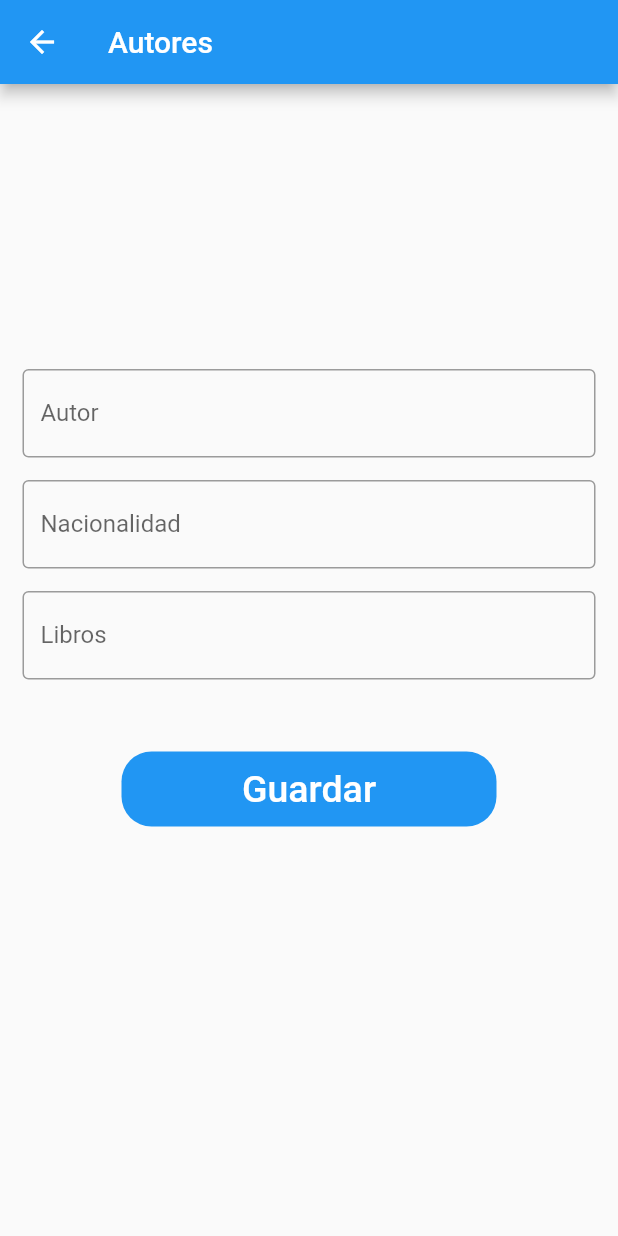
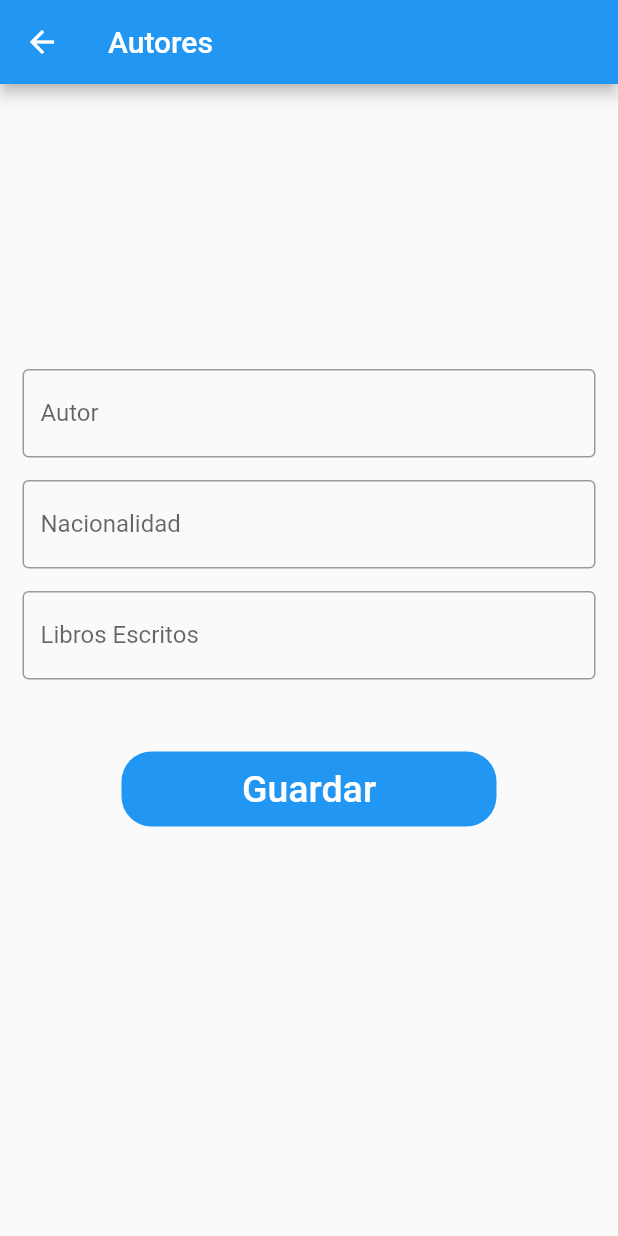
Before and after one commit to angelback12/front-end, a Flutter app: the AutorPage screen opened directly, after a tap on "Guardar", on a phone screen of 412 x 824 dp. Run offline on Flutter 3.47's test engine with Material 2 defaults, Android fonts, the phone set to English and light mode, and no system bars.

Commit message:
servicio de autor implementado

```diff
--- a/lib/src/models/autor_model.dart
+++ b/lib/src/models/autor_model.dart
@@ -31,5 +31,5 @@ class AutorModel {
       {'name': name, 'nation': nation, 'numlib': numlib};
 
   Map<String, dynamic> toRegistry() =>
-      {'name': name, 'description': nation, 'numlib': numlib};
+      {'name': name, 'ciudad': nation, 'numlib': numlib};
 }
--- a/lib/src/service/autor_service.dart
+++ b/lib/src/service/autor_service.dart
@@ -10,7 +10,7 @@ class AutorService {
     var body = json.encode(autorModel.toRegistry());
     var apiResponse = ApiResponse(menssage: '', object: '', statusResponse: 0);
 
-    String baseUrl = 'http://192.168.0.7:8081';
+    String baseUrl = 'http://192.168.10.27:8081';
     var res = await http.post('$baseUrl/api/biblioteca/autor/crearAutor',
         headers: {
           HttpHeaders.contentTypeHeader: 'application/json',
@@ -28,7 +28,7 @@ class AutorService {
 
   @override
   Future<List<AutorModel>> getAutor() async {
-    String baseUrl = 'http://192.168.0.7:8081';
+    String baseUrl = 'http://192.168.10.27:8081';
     final List collection;
 
     var response =
--- a/lib/src/service/libro_service.dart
+++ b/lib/src/service/libro_service.dart
@@ -11,7 +11,7 @@ class LibroService {
     var body = json.encode(libroModel.toRegistry());
     var apiResponse = ApiResponse(menssage: '', object: '', statusResponse: 0);
 
-    String baseUrl = 'http://192.168.20.20:8081';
+    String baseUrl = 'http://192.168.10.27:8081';
     var res = await http.post('$baseUrl/api/biblioteca/libro/crearLibro',
         headers: {
           HttpHeaders.contentTypeHeader: 'application/json',
@@ -29,7 +29,7 @@ class LibroService {
 
   @override
   Future<List<LibroModel>> getLibro() async {
-    String baseUrl = 'http://192.168.20.20:8081';
+    String baseUrl = 'http://192.168.10.27:8081';
     final List collection;
 
     var response = await http.get('$baseUrl/api/biblioteca/libro/listarLibros');
--- a/lib/src/ui/autor_page.dart
+++ b/lib/src/ui/autor_page.dart
@@ -3,7 +3,7 @@ import 'package:flutter/material.dart';
 import 'package:licor/src/bloc/autor_bloc.dart';
 import 'package:licor/src/models/autor_model.dart';
 import 'package:licor/src/repository/repository.dart';
-import 'package:licor/src/ui/user_select_page.dart';
+import 'package:licor/src/ui/autor_select_page.dart';
 
 import 'menu_page.dart';
 
@@ -21,9 +21,9 @@ class AutorFormState extends State<AutorPage> {
   TextEditingController nameController = new TextEditingController();
   TextEditingController nationController = new TextEditingController();
   TextEditingController numlibController = new TextEditingController();
-
   AutorBloc autorBloc = new AutorBloc();
   Repository repository = new Repository();
+
   @override
   Widget build(BuildContext context) {
     // Build a Form widget using the _formKey created above.
@@ -51,7 +51,7 @@ class AutorFormState extends State<AutorPage> {
                 decoration: InputDecoration(
                     border: OutlineInputBorder(),
                     labelText: 'Autor',
-                    hintText: 'Nombre de Autor'),
+                    hintText: 'Nombre del Autor'),
               ),
             ),
             Padding(
@@ -74,8 +74,8 @@ class AutorFormState extends State<AutorPage> {
                 controller: numlibController,
                 decoration: InputDecoration(
                     border: OutlineInputBorder(),
-                    labelText: 'Libros',
-                    hintText: 'Numero de libros del Autor'),
+                    labelText: 'Libros Escritos',
+                    hintText: 'Numero de Libros Escritos'),
               ),
             ),
             FlatButton(
@@ -97,8 +97,8 @@ class AutorFormState extends State<AutorPage> {
                   try {
                     AutorModel autorModel = new AutorModel(
                         name: nameController.text,
-                        nation: nationController.text
-                        numlib: 50);
+                        nation: nationController.text,
+                        numlib: int.parse(numlibController.text));
                     autorBloc.insertAutor(autorModel);
                   } on FormatException catch (e) {
                     print(e);
--- a/pubspec.yaml
+++ b/pubspec.yaml
@@ -59,7 +59,8 @@ flutter:
   uses-material-design: true
 
   # To add assets to your application, add an assets section, like this:
-  # assets:
+  assets:
+    - lib/Imagen/login.png
   #   - images/a_dot_burr.jpeg
   #   - images/a_dot_ham.jpeg
 
```
